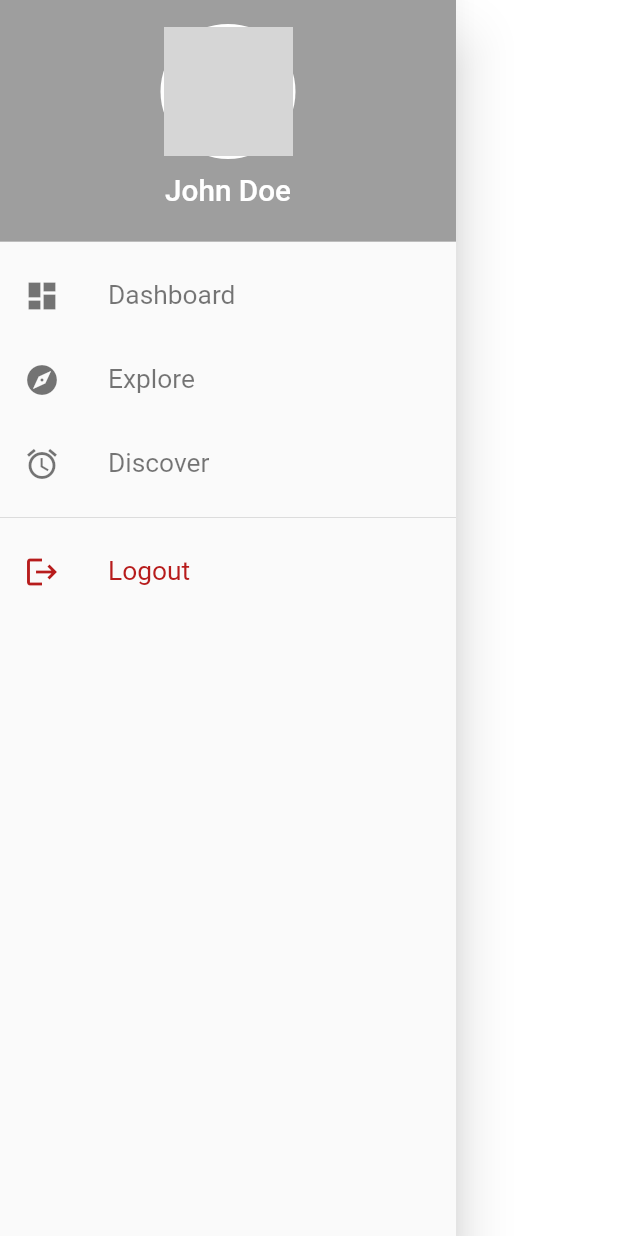
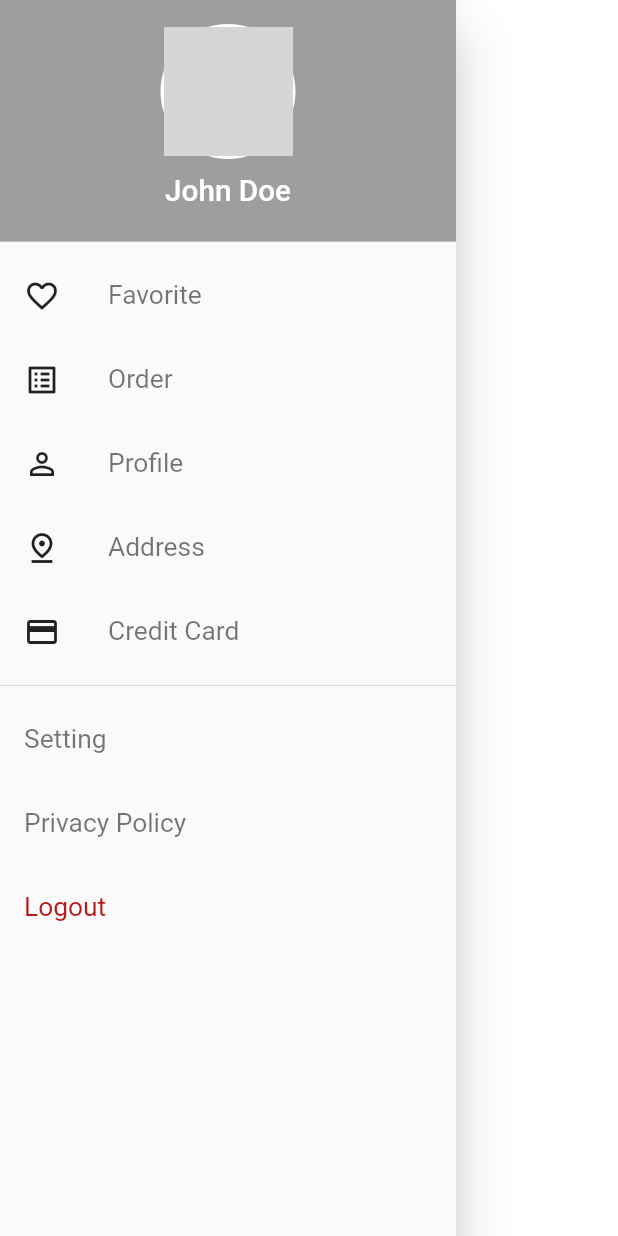
Before and after one commit to jason2071/home_craft_app, a Flutter app: the CustomDrawer widget shown alone on an empty page, opened directly, on a phone screen of 412 x 824 dp. Run offline on Flutter 3.47's test engine with Material 2 defaults, Android fonts, the phone set to English and light mode, and no system bars; network calls fail; grey boxes are pictures that could not be loaded.

Commit message:
add mock drawer

```diff
--- a/lib/components/custom_drawer.dart
+++ b/lib/components/custom_drawer.dart
@@ -48,25 +48,42 @@ class CustomDrawer extends StatelessWidget {
             ),
           ),
           DrawerItem(
-            title: 'Dashboard',
-            iconData: Icons.dashboard,
+            title: 'Favorite',
+            iconData: Icons.favorite_border,
             onPressed: () {},
           ),
           DrawerItem(
-            title: 'Explore',
-            iconData: Icons.explore,
+            title: 'Order',
+            iconData: Icons.list_alt,
             onPressed: () {},
           ),
           DrawerItem(
-            title: 'Discover',
-            iconData: Icons.access_alarm,
+            title: 'Profile',
+            iconData: Icons.person_outline,
+            onPressed: () {},
+          ),
+          DrawerItem(
+            title: 'Address',
+            iconData: Icons.pin_drop_outlined,
+            onPressed: () {},
+          ),
+          DrawerItem(
+            title: 'Credit Card',
+            iconData: Icons.credit_card,
             onPressed: () {},
           ),
           Divider(),
           DrawerItem(
+            title: 'Setting',
+            onPressed: () {},
+          ),
+          DrawerItem(
+            title: 'Privacy Policy',
+            onPressed: () {},
+          ),
+          DrawerItem(
             title: 'Logout',
             color: Colors.red.shade900,
-            iconData: Icons.logout,
             onPressed: () {},
           ),
         ],
@@ -79,7 +96,7 @@ class DrawerItem extends StatelessWidget {
   const DrawerItem({
     Key key,
     @required this.title,
-    this.iconData = Icons.home,
+    this.iconData,
     this.color = Colors.black54,
     @required this.onPressed,
   }) : super(key: key);
@@ -99,7 +116,7 @@ class DrawerItem extends StatelessWidget {
           color: color,
         ),
       ),
-      leading: Icon(iconData, color: color),
+      leading: iconData != null ? Icon(iconData, color: Colors.black87) : null,
       onTap: () {
         onPressed();
         Navigator.pop(context);
```
